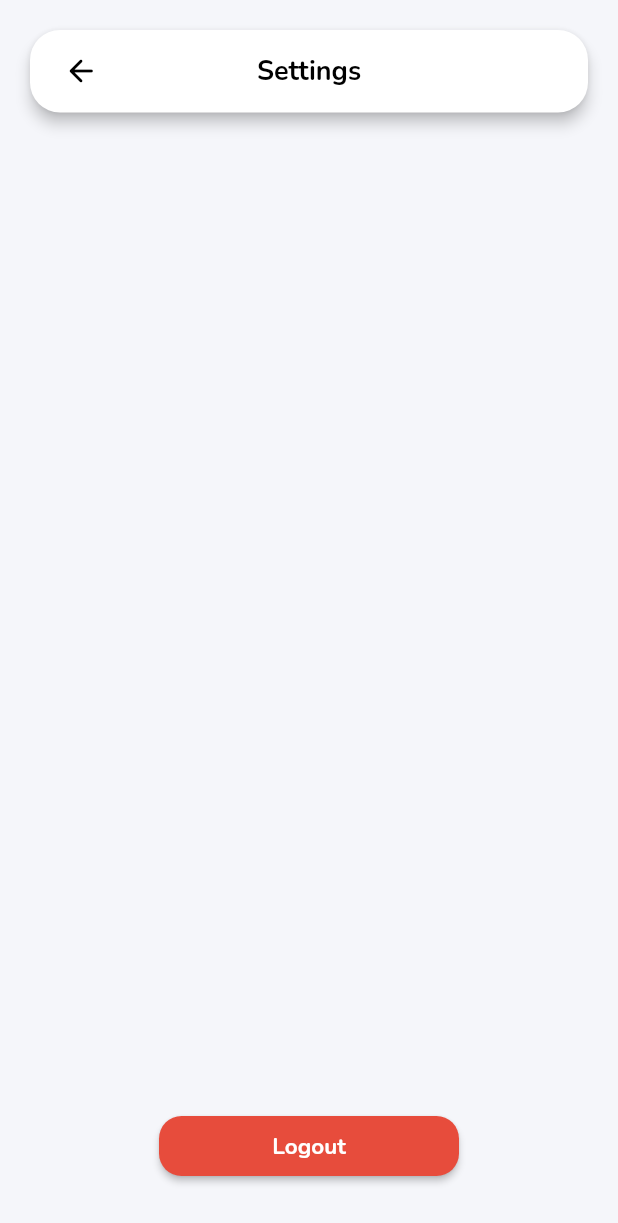
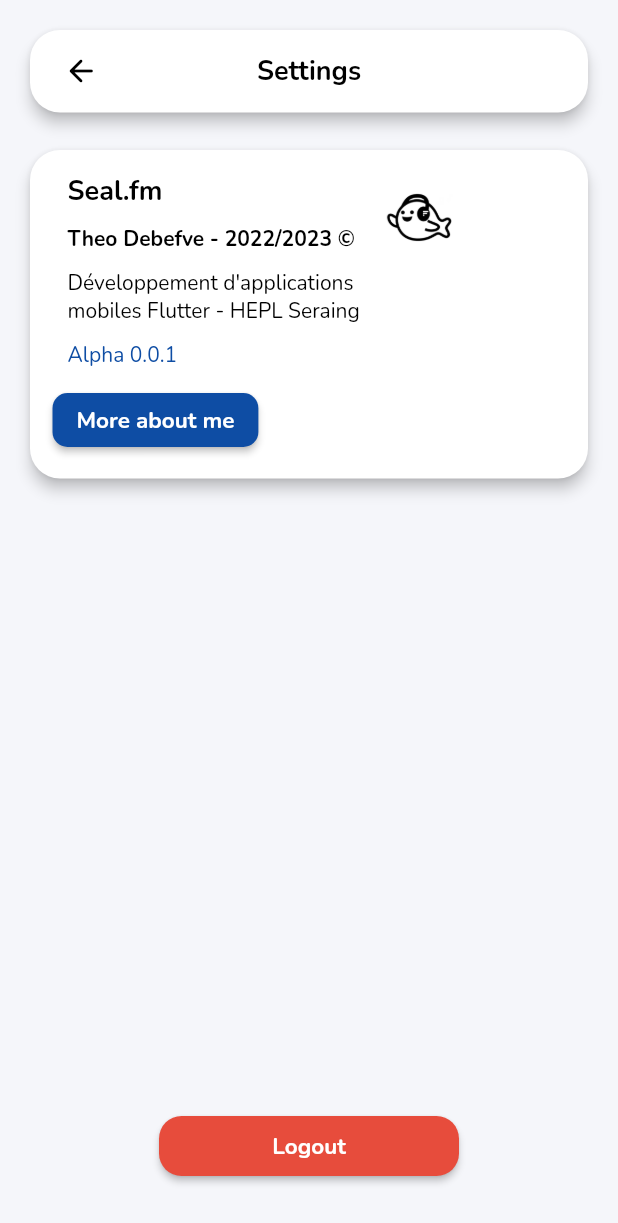
Before and after one commit to debefve-theo/SpotifyStats-Flutter, a Flutter app: the SettingsScreen screen opened by its route, on a phone screen of 412 x 824 dp. Shown: the top 1223 px of the screen. Run offline on Flutter 3.47's test engine with Material 2 defaults, Android fonts, the light colour scheme and no system bars; our stand-ins replace google_fonts; missing offline and left inert: spotify; network calls fail; statements that could not run were skipped.

Commit message:
:lipstick: Add info card to Settings screen

```diff
--- a/source/sealfm/lib/screens/settings.dart
+++ b/source/sealfm/lib/screens/settings.dart
@@ -2,6 +2,7 @@ import 'package:flutter/material.dart';
 
 import '../widgets/settings/top_bar_widget.dart';
 import '../widgets/settings/logout_button.dart';
+import '../widgets/settings/version_widget.dart';
 
 class SettingsScreen extends StatelessWidget {
   const SettingsScreen({super.key});
@@ -14,6 +15,7 @@ class SettingsScreen extends StatelessWidget {
           child: Stack(
             children: const [
               TopMenu(),
+              VersionCard(),
               LogoutButton(),
             ],
           ),
--- /dev/null
+++ b/source/sealfm/lib/widgets/settings/version_widget.dart
@@ -0,0 +1,133 @@
+import 'package:flutter/material.dart';
+import 'package:google_fonts/google_fonts.dart';
+import 'package:url_launcher/url_launcher.dart';
+
+final Uri _url = Uri.parse('https://theo-debefve.be');
+
+class VersionCard extends StatelessWidget {
+  const VersionCard({super.key});
+
+  @override
+  Widget build(BuildContext context) {
+    var title = 'Weekly Top Albums';
+    var subtitle = 'Belgium';
+
+
+    var number = '1';
+    var album = 'Civilisation Edition Ultime';
+    var artist = 'Orelsan';
+
+    return Column(
+      mainAxisAlignment: MainAxisAlignment.start,
+      children: [
+        Container(
+          height: 80,
+        ),
+        Card(
+          shape: RoundedRectangleBorder(
+            borderRadius: BorderRadius.circular(20),
+          ),
+          margin: const EdgeInsets.only(left: 20.0, right: 20.0, top: 20.0),
+          elevation: 4,
+          color: Colors.white,
+          child: Padding(
+            padding: const EdgeInsets.all(15.0),
+            child: Column(
+                mainAxisAlignment: MainAxisAlignment.start,
+                crossAxisAlignment: CrossAxisAlignment.start,
+                children: <Widget>[
+                  Row(
+                      crossAxisAlignment: CrossAxisAlignment.start,
+                      children: <Widget>[
+                    Padding(
+                      padding: const EdgeInsets.only(left: 10.0),
+                      child: Column(
+                        mainAxisAlignment: MainAxisAlignment.start,
+                        crossAxisAlignment: CrossAxisAlignment.start,
+                        children: <Widget>[
+                          Text(
+                            'Seal.fm',
+                            style: GoogleFonts.nunito(
+                              fontSize: 18,
+                              fontWeight: FontWeight.bold,
+                              color: Colors.black,
+                            ),
+                          ),
+                          Container(
+                            height: 10,
+                          ),
+                          Text(
+                            'Theo Debefve - 2022/2023 ©',
+                            style: GoogleFonts.nunito(
+                                fontSize: 14,
+                                fontWeight: FontWeight.bold,
+                                color: Colors.black),
+                          ),
+                          Container(
+                            height: 10,
+                          ),
+                          Text(
+                            'Développement d\'applications',
+                            style: GoogleFonts.nunito(
+                                fontSize: 14,
+                                fontWeight: FontWeight.normal,
+                                color: Colors.black),
+                          ),
+                          Text(
+                            'mobiles Flutter - HEPL Seraing',
+                            style: GoogleFonts.nunito(
+                                fontSize: 14,
+                                fontWeight: FontWeight.normal,
+                                color: Colors.black),
+                          ),
+                          Container(
+                            height: 10,
+                          ),
+                          Text(
+                            'Alpha 0.0.1',
+                            style: GoogleFonts.nunito(
+                                fontSize: 14,
+                                fontWeight: FontWeight.normal,
+                                color: const Color(0xFF0E4DA4)),
+                          ),
+                        ],
+                      ),
+                    ),
+                    ClipRRect(
+                      borderRadius: BorderRadius.circular(12.0),
+                      child: Image.asset('assets/img/logo.png',
+                          width: 80, height: 60, fit: BoxFit.fill),
+                    ),
+                  ]),
+                  Container(
+                    margin: const EdgeInsets.only(top: 10.0),
+                    child: ElevatedButton(
+                      style: ElevatedButton.styleFrom(
+                        backgroundColor: const Color(0xFF0E4DA4),
+                        shape: RoundedRectangleBorder(
+                            borderRadius: BorderRadius.circular(10.0)),
+                      ),
+                      onPressed: _launchUrl,
+                      child: Text(
+                        'More about me',
+                        style: GoogleFonts.nunito(
+                          fontSize: 15,
+                          fontWeight: FontWeight.bold,
+                          color: Colors.white,
+                        ),
+                      ),
+                    ),
+                  ),
+                ]),
+          ),
+        ),
+      ],
+    );
+  }
+}
+
+Future<void> _launchUrl() async {
+  if (!await launchUrl(_url)) {
+    throw 'Could not launch $_url';
+  }
+}
--- a/source/sealfm/pubspec.yaml
+++ b/source/sealfm/pubspec.yaml
@@ -39,6 +39,7 @@ dependencies:
   cupertino_icons: ^1.0.2
   google_fonts: ^3.0.1
   spotify: ^0.8.0
+  url_launcher: ^6.1.7
 
 dev_dependencies:
   flutter_test:
@@ -67,6 +68,7 @@ flutter:
   #   - images/a_dot_ham.jpeg
   assets:
     - assets/img/login-background.jpg
+    - assets/img/logo.png
 
   # An image asset can refer to one or more resolution-specific "variants", see
   # https://flutter.dev/assets-and-images/#resolution-aware
```
Also changed, not shown: source/sealfm/assets/img/logo.png (added), source/sealfm/pubspec.lock.
